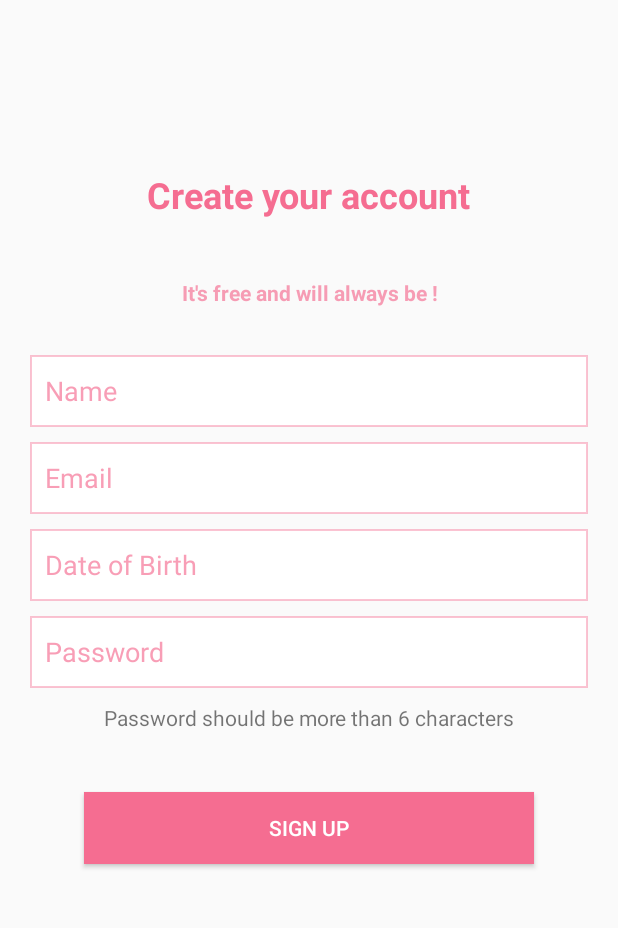
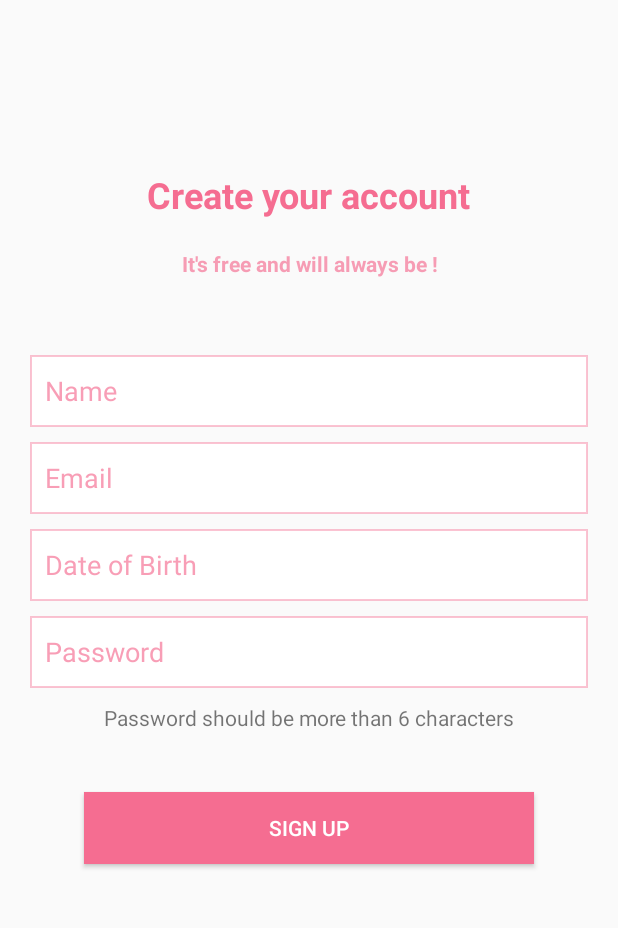
Before and after one commit to ahsantahseen/Kharcha, an Android app: the SignUpScreen screen opened directly, with no data from a screen before it, on a phone screen of 412 x 824 dp, the part 75-1003 px from its top. Run offline under Robolectric (Android 15) with nearby library versions, the phone set to English and light mode, and no system bars; our stand-ins replace Firebase (no records; nobody signed in at launch, a user with empty details on screens opened directly).

Commit message:
Added Basic Sign-Up, Login Auth using firebase

```diff
--- a/app/build.gradle
+++ b/app/build.gradle
@@ -35,6 +35,7 @@ dependencies {
     implementation 'androidx.constraintlayout:constraintlayout:2.1.3'
     implementation 'com.github.AnyChart:AnyChart-Android:1.1.2'
     implementation 'com.google.firebase:firebase-auth:19.2.0'
+    implementation 'com.google.firebase:firebase-database:20.0.5'
     testImplementation 'junit:junit:4.13.2'
     androidTestImplementation 'androidx.test.ext:junit:1.1.3'
     androidTestImplementation 'androidx.test.espresso:espresso-core:3.4.0'
--- a/app/src/main/res/layout/activity_sign_up_screen.xml
+++ b/app/src/main/res/layout/activity_sign_up_screen.xml
@@ -44,7 +44,6 @@
         android:id="@+id/signUpHeading2"
         android:layout_width="wrap_content"
         android:layout_height="wrap_content"
-        android:layout_marginTop="120dp"
         android:layout_marginBottom="12dp"
         android:text="It's free and will always be !"
         android:textAlignment="center"
@@ -54,8 +53,7 @@
         app:layout_constraintBottom_toTopOf="@+id/linearLayout2"
         app:layout_constraintEnd_toEndOf="parent"
         app:layout_constraintStart_toStartOf="parent"
-        app:layout_constraintTop_toTopOf="parent"
-        app:layout_constraintVertical_bias="1.0" />
+        app:layout_constraintTop_toBottomOf="@+id/signUpHeading" />
 
     <LinearLayout
         android:id="@+id/linearLayout2"
@@ -107,6 +105,7 @@
             android:inputType="date"
             android:minHeight="48dp"
             android:padding="10dp"
+            android:textColor="@color/appSecondary"
             android:textColorHint="@color/appSecondary" />
 
         <EditText
--- a/build.gradle
+++ b/build.gradle
@@ -1,6 +1,6 @@
 buildscript {
     dependencies {
-        classpath 'com.google.gms:google-services:4.3.3'
+        classpath 'com.google.gms:google-services:4.3.10'
     }
 }// Top-level build file where you can add configuration options common to all sub-projects/modules.
 plugins {
```
Also changed, not shown: app/src/main/java/com/example/kharcha/SignUpScreen.java (+31 -15 lines), app/src/main/java/com/example/kharcha/User.java (added, +13 -0 lines).
